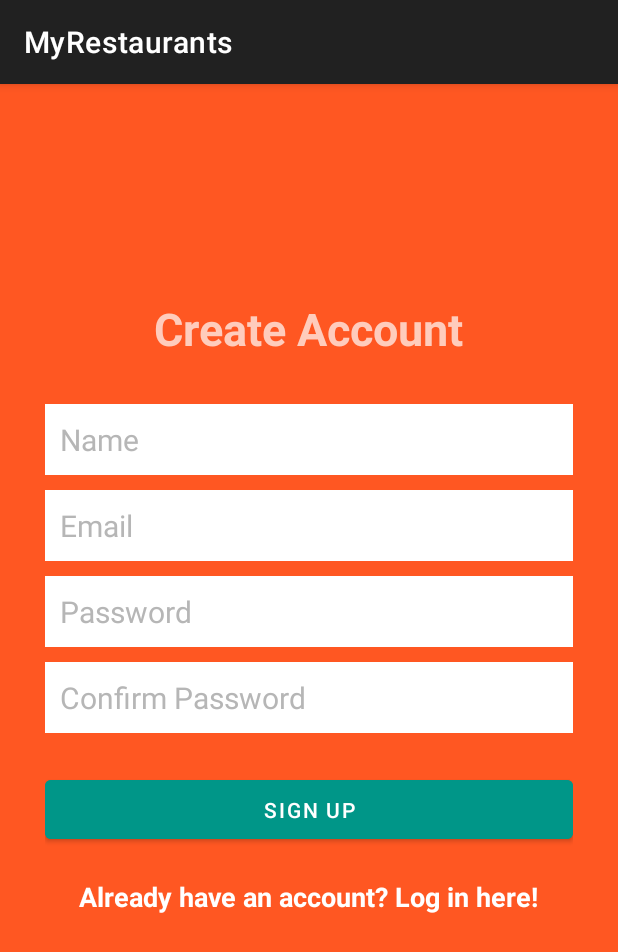
After one commit to lokified/MyRestaurants-app, an Android app: the CreateAccountActivity screen opened directly, with no data from a screen before it, on a phone screen of 412 x 824 dp. The commit adds this screen. Shown: the top 952 px of the screen. Run offline under Robolectric (Android 15) with nearby library versions, the phone set to English and light mode, and no system bars; our stand-ins replace ButterKnife, Firebase (no records; nobody signed in at launch, a user with empty details on screens opened directly); Roboto replaces fonts that are not available here; 1 statement that could not run was skipped.

Commit message:
authenticate user with firebase

```diff
--- a/app/build.gradle
+++ b/app/build.gradle
@@ -82,6 +82,7 @@ dependencies {
     implementation 'com.google.firebase:firebase-database'
     implementation 'com.google.firebase:firebase-database'
     implementation 'com.firebaseui:firebase-ui-database:7.1.1'
+    implementation 'com.google.firebase:firebase-auth'
 }
 
 apply plugin: 'com.google.gms.google-services'
--- /dev/null
+++ b/app/src/main/java/com/moringaschool/myrestaurants/ui/CreateAccountActivity.java
@@ -0,0 +1,111 @@
+package com.moringaschool.myrestaurants.ui;
+
+import androidx.annotation.NonNull;
+import androidx.appcompat.app.AppCompatActivity;
+
+import android.content.Intent;
+import android.os.Bundle;
+import android.util.Log;
+import android.view.View;
+import android.widget.Button;
+import android.widget.EditText;
+import android.widget.TextView;
+import android.widget.Toast;
+
+import com.google.firebase.auth.FirebaseAuth;
+import com.google.firebase.auth.FirebaseUser;
+import com.moringaschool.myrestaurants.R;
+
+import butterknife.BindView;
+import butterknife.ButterKnife;
+
+public class CreateAccountActivity extends AppCompatActivity implements View.OnClickListener {
+
+    public static final String TAG = CreateAccountActivity.class.getSimpleName();
+    private FirebaseAuth mAuth;
+    private FirebaseAuth.AuthStateListener mAuthListener;
+
+
+    @BindView(R.id.createUserButton) Button mCreateUserButton;
+    @BindView(R.id.nameEditText) EditText mNameEditText;
+    @BindView(R.id.emailEditText) EditText mEmailEditText;
+    @BindView(R.id.passwordEditText) EditText mPasswordEditText;
+    @BindView(R.id.confirmPasswordEditText) EditText mConfirmPasswordEditText;
+    @BindView(R.id.loginTextView) TextView mLoginTextView;
+
+    @Override
+    protected void onCreate(Bundle savedInstanceState) {
+        super.onCreate(savedInstanceState);
+        setContentView(R.layout.activity_create_account);
+        ButterKnife.bind(this);
+
+        mLoginTextView.setOnClickListener(this);
+        mCreateUserButton.setOnClickListener(this);
+        mAuth = FirebaseAuth.getInstance();
+        createAuthListener();
+    }
+
+    @Override
+    public void onClick(View v) {
+
+        if(v == mLoginTextView) {
+            Intent intent = new Intent(CreateAccountActivity.this, LoginActivity.class);
+            intent.setFlags(Intent.FLAG_ACTIVITY_NEW_TASK | Intent.FLAG_ACTIVITY_CLEAR_TASK);
+            startActivity(intent);
+            finish();
+        }
+
+        if (v == mCreateUserButton) {
+            createNewUser();
+        }
+    }
+
+    private void createNewUser() {
+        final String name = mNameEditText.getText().toString();
+        final String email = mEmailEditText.getText().toString();
+        String password = mPasswordEditText.getText().toString();
+        String confirmPassword = mConfirmPasswordEditText.getText().toString();
+
+        mAuth.createUserWithEmailAndPassword(email,password)
+                .addOnCompleteListener(this, task -> {
+                    if (task.isSuccessful()) {
+                        Log.d(TAG,"Authentication successful");
+                    }
+
+                    else {
+                        Toast.makeText(CreateAccountActivity.this, "Authentication failed"
+                                , Toast.LENGTH_SHORT).show();
+                    }
+                });
+    }
+
+    private void createAuthListener() {
+        mAuthListener = new FirebaseAuth.AuthStateListener() {
+            @Override
+            public void onAuthStateChanged(@NonNull FirebaseAuth firebaseAuth) {
+                final FirebaseUser user = firebaseAuth.getCurrentUser();
+
+                if(user != null) {
+                    Intent intent = new Intent(CreateAccountActivity.this, MainActivity.class);
+                    intent.setFlags(Intent.FLAG_ACTIVITY_NEW_TASK | Intent.FLAG_ACTIVITY_CLEAR_TASK);
+                    startActivity(intent);
+                    finish();
+                }
+            }
+        };
+    }
+
+    @Override
+    public void onStart() {
+        super.onStart();
+        mAuth.addAuthStateListener(mAuthListener);
+    }
+
+    @Override
+    public void onStop() {
+        super.onStop();
+        if (mAuthListener != null) {
+            mAuth.removeAuthStateListener(mAuthListener);
+        }
+    }
+}
--- /dev/null
+++ b/app/src/main/res/layout/activity_create_account.xml
@@ -0,0 +1,106 @@
+<?xml version="1.0" encoding="utf-8"?>
+<RelativeLayout xmlns:android="http://schemas.android.com/apk/res/android"
+    xmlns:tools="http://schemas.android.com/tools"
+    android:layout_width="match_parent"
+    android:layout_height="match_parent"
+    tools:context=".ui.CreateAccountActivity"
+    android:background="@color/colorPrimary">
+
+    <LinearLayout
+        android:orientation="vertical"
+        android:layout_width="match_parent"
+        android:layout_height="wrap_content"
+        android:padding="30dp"
+        android:layout_centerVertical="true"
+        android:layout_centerHorizontal="true"
+        android:id="@+id/linearLayout">
+
+        <EditText
+            android:id="@+id/nameEditText"
+            android:layout_width="match_parent"
+            android:layout_height="wrap_content"
+            android:background="@android:color/white"
+            android:hint="Name"
+            android:nextFocusDown="@+id/passwordEditText"
+            android:padding="10dp"
+            android:layout_marginBottom="10dp"
+            android:textColor="@android:color/black"
+            android:textColorHint="@color/colorDivider"
+            android:textSize="20sp"/>
+
+        <EditText
+            android:id="@+id/emailEditText"
+            android:layout_width="match_parent"
+            android:layout_height="wrap_content"
+            android:background="@android:color/white"
+            android:hint="Email"
+            android:inputType="textEmailAddress"
+            android:nextFocusDown="@+id/passwordEditText"
+            android:padding="10dp"
+            android:layout_marginBottom="10dp"
+            android:textColor="@android:color/black"
+            android:textColorHint="@color/colorDivider"
+            android:textSize="20sp" />
+
+        <EditText
+            android:id="@+id/passwordEditText"
+            android:layout_width="match_parent"
+            android:layout_height="wrap_content"
+            android:background="@android:color/white"
+            android:hint="Password"
+            android:inputType="textPassword"
+            android:nextFocusDown="@+id/passwordEditText"
+            android:padding="10dp"
+            android:layout_marginBottom="10dp"
+            android:textColor="@android:color/black"
+            android:textColorHint="@color/colorDivider"
+            android:textSize="20sp" />
+
+        <EditText
+            android:id="@+id/confirmPasswordEditText"
+            android:layout_width="match_parent"
+            android:layout_height="wrap_content"
+            android:background="@android:color/white"
+            android:hint="Confirm Password"
+            android:inputType="textPassword"
+            android:nextFocusDown="@+id/passwordEditText"
+            android:padding="10dp"
+            android:layout_marginBottom="10dp"
+            android:textColor="@android:color/black"
+            android:textColorHint="@color/colorDivider"
+            android:textSize="20sp" />
+
+        <Button
+            android:id="@+id/createUserButton"
+            android:layout_width="match_parent"
+            android:layout_height="wrap_content"
+            android:padding="10dp"
+            android:text="Sign up"
+            android:backgroundTint="@color/colorAccent"
+            android:layout_marginTop="15dp"
+            android:textColor="@color/colorTextIcons" />
+
+        <TextView
+            android:layout_width="wrap_content"
+            android:layout_height="wrap_content"
+            android:layout_marginTop="20dp"
+            android:textColor="@color/colorTextIcons"
+            android:textStyle="bold"
+            android:textSize="18sp"
+            android:text="Already have an account? Log in here!"
+            android:id="@+id/loginTextView"
+            android:layout_gravity="center_horizontal" />
+
+    </LinearLayout>
+
+    <TextView
+        android:layout_width="wrap_content"
+        android:layout_height="wrap_content"
+        android:text="Create Account"
+        android:textColor="@color/colorPrimaryLight"
+        android:textSize="30dp"
+        android:textStyle="bold"
+        android:layout_above="@+id/linearLayout"
+        android:layout_centerHorizontal="true" />
+
+</RelativeLayout>
```
Also changed, not shown: app/src/main/AndroidManifest.xml (+12 -7 lines), app/src/main/java/com/moringaschool/myrestaurants/ui/LoginActivity.java (added, +36 -0 lines), app/src/main/java/com/moringaschool/myrestaurants/ui/MainActivity.java (+0 -53 lines), app/src/main/java/com/moringaschool/myrestaurants/ui/RestaurantsListActivity.java (+73 -37 lines), app/src/main/res/layout/activity_login.xml (added, +77 -0 lines), app/src/main/res/layout/activity_main.xml (+8 -23 lines), app/src/main/res/menu/menu_search.xml (added, +11 -0 lines), app/src/main/res/drawable/outline_search_white_18dp.png (added).
